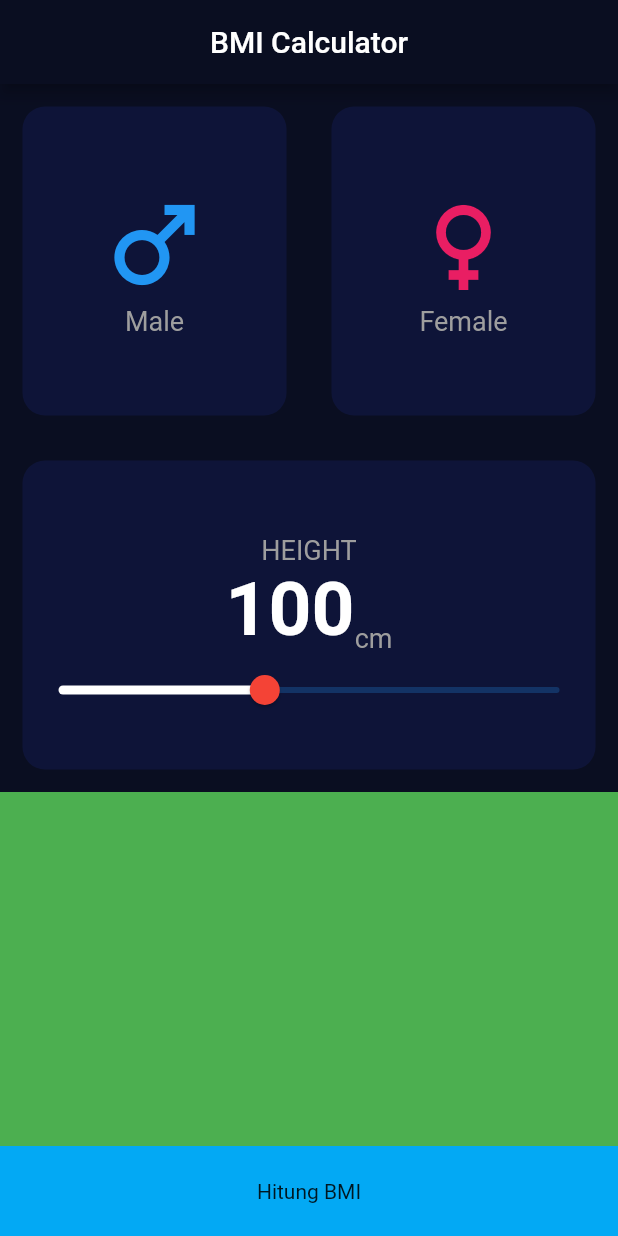
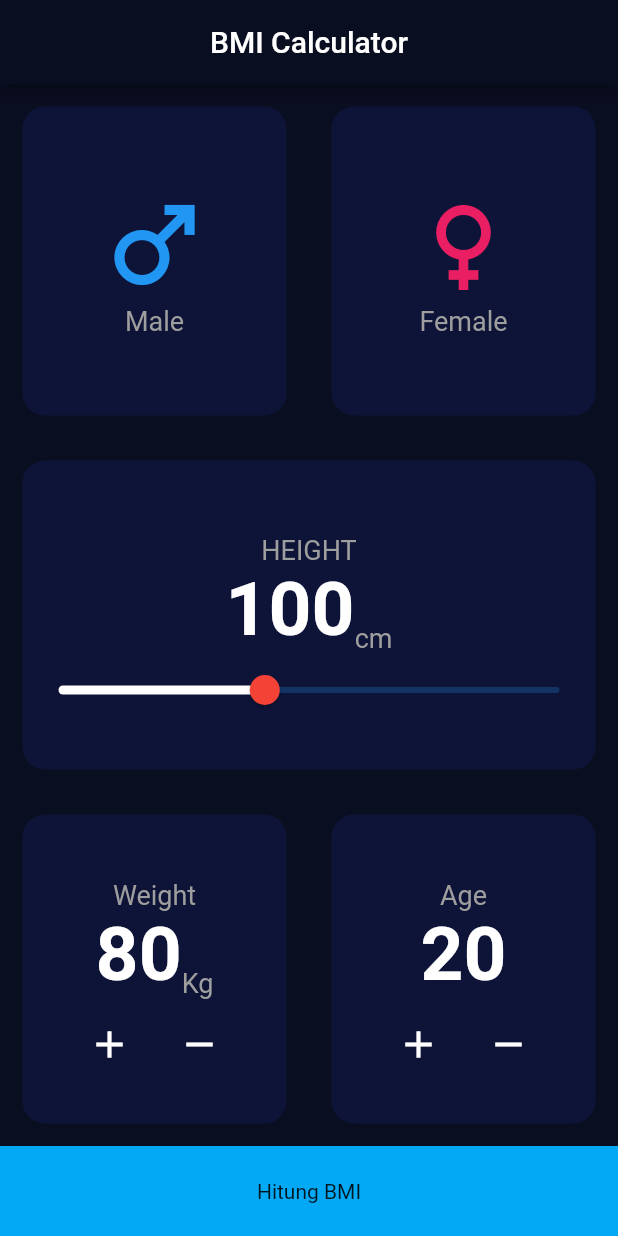
Before and after one commit to jokojr97/flutter-bmi, a Flutter app: the screen it shows after launch, on a phone screen of 412 x 824 dp. Run offline on Flutter 3.47's test engine with Material 2 defaults, Android fonts, the phone set to English and light mode, and no system bars.

Commit message:
update heigt and age

```diff
--- a/lib/constant/constant.dart
+++ b/lib/constant/constant.dart
@@ -2,4 +2,6 @@ import 'package:flutter/material.dart';
 
 Color PrimaryColor = const Color(0xff0a0e21);
 Color SecondaryColor = const Color(0xff0e1438);
-TextStyle labelTextStyle = const TextStyle(fontSize: 18, color: Colors.grey);
+TextStyle LabelTextStyle = const TextStyle(fontSize: 18, color: Colors.grey);
+TextStyle ValueTextStyle = const TextStyle(
+    fontSize: 50, fontWeight: FontWeight.bold, color: Colors.white);
--- a/lib/main.dart
+++ b/lib/main.dart
@@ -13,12 +13,12 @@ class MyApp extends StatelessWidget {
   @override
   Widget build(BuildContext context) {
     return MaterialApp(
-        title: 'Flutter Demo',
+        // title: 'Flutter Demo',
         theme: ThemeData(
           primaryColor: PrimaryColor,
           scaffoldBackgroundColor: PrimaryColor,
           appBarTheme: AppBarTheme(
-            backgroundColor: Color(0xff0a0e21),
+            backgroundColor: PrimaryColor,
           ),
           primarySwatch: Colors.blue,
         ),
--- a/lib/view/bmi_data_screen.dart
+++ b/lib/view/bmi_data_screen.dart
@@ -16,9 +16,9 @@ class _BmiDataScreenState extends State<BmiDataScreen> {
   @override
   Widget build(BuildContext context) {
     return Scaffold(
-      backgroundColor: Color(0xff0a0e21),
+      backgroundColor: const Color(0xff0a0e21),
       appBar: AppBar(
-        title: Center(child: Text("BMI Calculator")),
+        title: const Center(child: Text("BMI Calculator")),
       ),
       body: Column(children: [
         Expanded(
@@ -48,12 +48,13 @@ class _BmiDataScreenState extends State<BmiDataScreen> {
               child: Column(
             mainAxisAlignment: MainAxisAlignment.center,
             children: [
+              // ignore: prefer_const_constructors
               SizedBox(
                 height: 20,
               ),
               Text(
                 "HEIGHT",
-                style: labelTextStyle,
+                style: LabelTextStyle,
               ),
               Row(
                 mainAxisAlignment: MainAxisAlignment.center,
@@ -61,14 +62,12 @@ class _BmiDataScreenState extends State<BmiDataScreen> {
                 children: [
                   Text(
                     "$height",
-                    style: TextStyle(
-                        fontSize: 50,
-                        fontWeight: FontWeight.bold,
-                        color: Colors.white),
+                    // ignore: prefer_const_constructors
+                    style: ValueTextStyle,
                   ),
                   Text(
                     "cm",
-                    style: labelTextStyle,
+                    style: LabelTextStyle,
                   )
                 ],
               ),
@@ -85,20 +84,106 @@ class _BmiDataScreenState extends State<BmiDataScreen> {
             ],
           )),
         )),
-        Expanded(child: Container(color: Colors.green)),
+        Expanded(
+            child: Row(
+          children: const [
+            Expanded(
+              child: BmiCard(
+                  child: CardColumn(
+                title: "Weight",
+                unit: "Kg",
+                value: "80",
+              )),
+            ),
+            Expanded(
+              child: BmiCard(
+                  child: CardColumn(
+                title: "Age",
+                unit: "",
+                value: "20",
+              )),
+            ),
+          ],
+        )),
         GestureDetector(
           onTap: () => {
             Navigator.of(context).push(MaterialPageRoute(builder: (context) {
-              return BmiResultScreen();
+              return const BmiResultScreen();
             })),
           },
           child: Container(
             color: Colors.lightBlue,
             height: 60,
-            child: Center(child: Text("Hitung BMI")),
+            child: const Center(child: Text("Hitung BMI")),
           ),
         )
       ]),
+    );
+  }
+}
+
+class CardColumn extends StatelessWidget {
+  const CardColumn({
+    Key? key,
+    required this.title,
+    required this.unit,
+    required this.value,
+  }) : super(key: key);
+
+  final String title;
+  final String unit;
+  final String value;
+
+  @override
+  Widget build(BuildContext context) {
+    return Column(
+      mainAxisAlignment: MainAxisAlignment.center,
+      children: [
+        const SizedBox(
+          height: 20,
+        ),
+        Text(
+          title,
+          style: LabelTextStyle,
+        ),
+        Row(
+          mainAxisAlignment: MainAxisAlignment.center,
+          crossAxisAlignment: CrossAxisAlignment.end,
+          children: [
+            Text(
+              value,
+              style: ValueTextStyle,
+            ),
+            Text(
+              unit,
+              style: LabelTextStyle,
+            )
+          ],
+        ),
+        Row(
+          mainAxisAlignment: MainAxisAlignment.center,
+          children: [
+            Container(
+              padding: const EdgeInsets.all(15),
+              // ignore: prefer_const_constructors
+              child: Icon(
+                Icons.add,
+                size: 30,
+                color: Colors.white,
+              ),
+            ),
+            Container(
+              padding: const EdgeInsets.all(15),
+              // ignore: prefer_const_constructors
+              child: Icon(
+                Icons.remove,
+                size: 30,
+                color: Colors.white,
+              ),
+            ),
+          ],
+        )
+      ],
     );
   }
 }
@@ -114,7 +199,7 @@ class BmiCard extends StatelessWidget {
   @override
   Widget build(BuildContext context) {
     return Container(
-        margin: EdgeInsets.all(15),
+        margin: const EdgeInsets.all(15),
         decoration: BoxDecoration(
             color: SecondaryColor, borderRadius: BorderRadius.circular(15)),
         child: child);
@@ -145,7 +230,7 @@ class GenderIconText extends StatelessWidget {
         ),
         Text(
           title,
-          style: labelTextStyle,
+          style: LabelTextStyle,
         ),
       ],
     );
```
